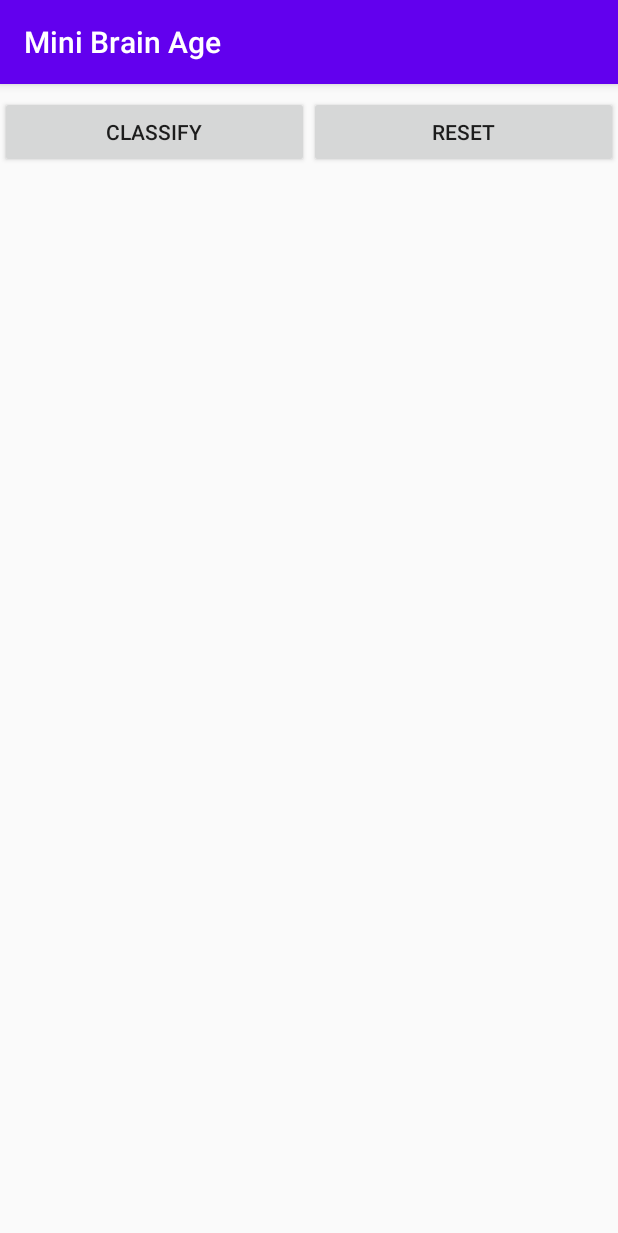
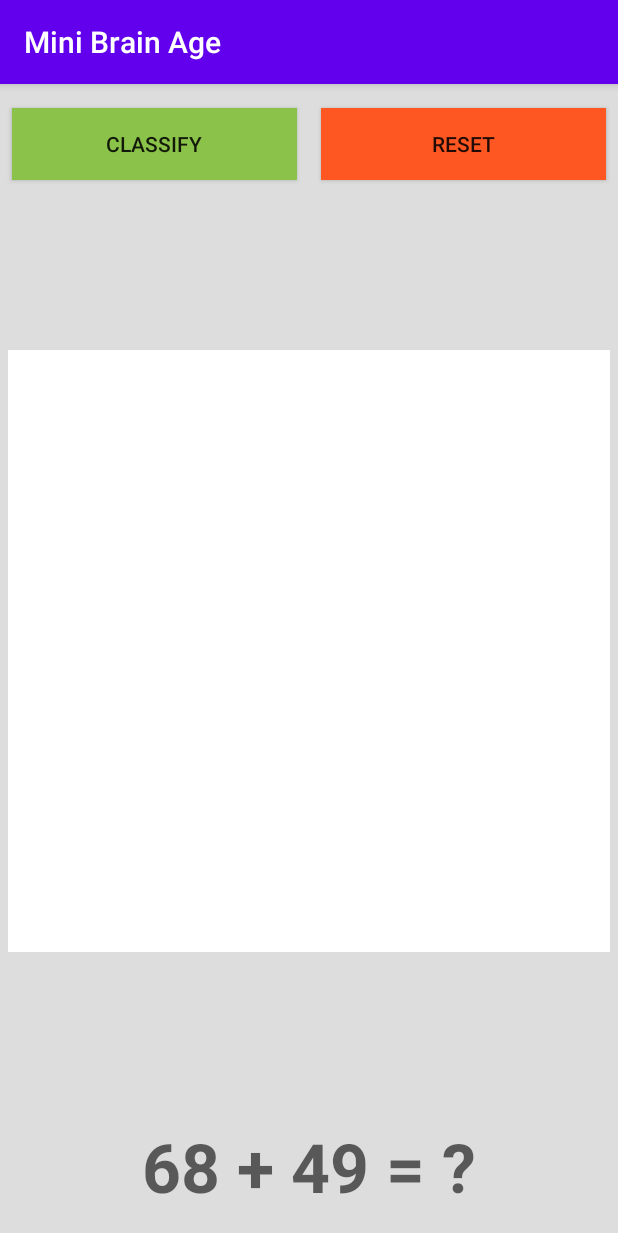
Before and after one commit to Abhiek187/MiniBrainAge, an Android app: the screen it shows after launch (MainActivity), after a tap on "RESET", on a phone screen of 412 x 824 dp. Shown: the top 1233 px of the screen. Run offline under Robolectric (Android 15) with nearby library versions, the light colour scheme and no system bars.

Commit message:
Make canvas square and add equation

```diff
--- a/app/src/main/java/com/example/minibrainage/MainActivity.kt
+++ b/app/src/main/java/com/example/minibrainage/MainActivity.kt
@@ -1,11 +1,16 @@
 package com.example.minibrainage
 
+import android.graphics.Color
 import androidx.appcompat.app.AppCompatActivity
 import android.os.Bundle
+import android.view.View
 import android.widget.Toast
+import androidx.constraintlayout.widget.ConstraintSet
 import com.example.minibrainage.databinding.ActivityMainBinding
 
 class MainActivity : AppCompatActivity() {
+    private var answer = 0
+
     override fun onCreate(savedInstanceState: Bundle?) {
         super.onCreate(savedInstanceState)
         val binding = ActivityMainBinding.inflate(layoutInflater)
@@ -15,19 +20,74 @@ class MainActivity : AppCompatActivity() {
         val layoutPage = binding.layoutPage
         val buttonClassify = binding.buttonClassify
         val buttonReset = binding.buttonReset
+        val textViewMath = binding.textViewMath
+
+        // Generate a random math equation to solve
+        textViewMath.text = generateRandomEquation()
 
         // Add CanvasView to ConstraintLayout
         val canvasView = CanvasView(this)
+        canvasView.id = View.generateViewId() // generate id to apply constraints
+        canvasView.setBackgroundColor(Color.WHITE)
         layoutPage.addView(canvasView)
+
+        // Make CanvasView square, height = phone width - margins, middle of screen
+        val constraintSet = ConstraintSet()
+        constraintSet.clone(layoutPage)
+        // Set width and height to match constraint
+        constraintSet.constrainWidth(canvasView.id, 0)
+        constraintSet.constrainHeight(canvasView.id, 0)
+        // Put view in the middle of the screen
+        constraintSet.connect(canvasView.id, ConstraintSet.START, layoutPage.id, ConstraintSet.START, 8)
+        constraintSet.connect(canvasView.id, ConstraintSet.END, layoutPage.id, ConstraintSet.END, 8)
+        constraintSet.connect(canvasView.id, ConstraintSet.TOP, buttonClassify.id, ConstraintSet.BOTTOM, 8)
+        constraintSet.connect(canvasView.id, ConstraintSet.BOTTOM, textViewMath.id, ConstraintSet.TOP, 8)
+        // Make view a square
+        constraintSet.setDimensionRatio(canvasView.id, "1:1")
+        constraintSet.applyTo(layoutPage)
 
         buttonClassify.setOnClickListener {
             // Classify the number drawn
-            Toast.makeText(this, "You drew something.", Toast.LENGTH_SHORT).show()
+            Toast.makeText(this, "The correct answer is $answer.", Toast.LENGTH_SHORT).show()
         }
 
         buttonReset.setOnClickListener {
             // Clear the canvas
             canvasView.clear()
+            // Generate a new equation
+            textViewMath.text = generateRandomEquation()
         }
     }
+
+    private fun generateRandomEquation(): String {
+        // Make the first number, second number, and operator random and save the answer
+        val a = (0..99).random() // 0-99
+        val b = (0..99).random()
+        val op: Char
+
+        when ((0..4).random()) {
+            0 -> {
+                op = '+'
+                answer = a + b
+            }
+            1 -> {
+                op = '-'
+                answer = a - b
+            }
+            2 -> {
+                op = '*'
+                answer = a * b
+            }
+            3 -> {
+                op = '/'
+                answer = a / b
+            }
+            else -> {
+                op = '%'
+                answer = a % b
+            }
+        }
+
+        return "$a $op $b = ?"
+    }
 }
--- a/app/src/main/res/layout/activity_main.xml
+++ b/app/src/main/res/layout/activity_main.xml
@@ -5,13 +5,17 @@
     android:id="@+id/layoutPage"
     android:layout_width="match_parent"
     android:layout_height="match_parent"
+    android:background="#DDD"
     tools:context=".MainActivity">
 
     <Button
         android:id="@+id/buttonClassify"
         android:layout_width="0dp"
         android:layout_height="wrap_content"
-        android:layout_marginTop="8dp"
+        android:layout_marginStart="8dp"
+        android:layout_marginTop="16dp"
+        android:layout_marginEnd="8dp"
+        android:background="#8BC34A"
         android:text="@string/button_classify"
         app:layout_constraintEnd_toStartOf="@+id/buttonReset"
         app:layout_constraintStart_toStartOf="parent"
@@ -21,9 +25,24 @@
         android:id="@+id/buttonReset"
         android:layout_width="0dp"
         android:layout_height="wrap_content"
+        android:layout_marginStart="8dp"
+        android:layout_marginEnd="8dp"
+        android:background="#FF5722"
         android:text="@string/button_reset"
         app:layout_constraintBaseline_toBaselineOf="@+id/buttonClassify"
         app:layout_constraintEnd_toEndOf="parent"
         app:layout_constraintStart_toEndOf="@+id/buttonClassify" />
 
+    <TextView
+        android:id="@+id/textViewMath"
+        android:layout_width="wrap_content"
+        android:layout_height="wrap_content"
+        android:layout_marginBottom="16dp"
+        android:textAppearance="@style/TextAppearance.AppCompat.Display2"
+        android:textStyle="bold"
+        app:layout_constraintBottom_toBottomOf="parent"
+        app:layout_constraintEnd_toEndOf="parent"
+        app:layout_constraintStart_toStartOf="parent"
+        tools:text="72 / 9 = ?" />
+
 </androidx.constraintlayout.widget.ConstraintLayout>
```
